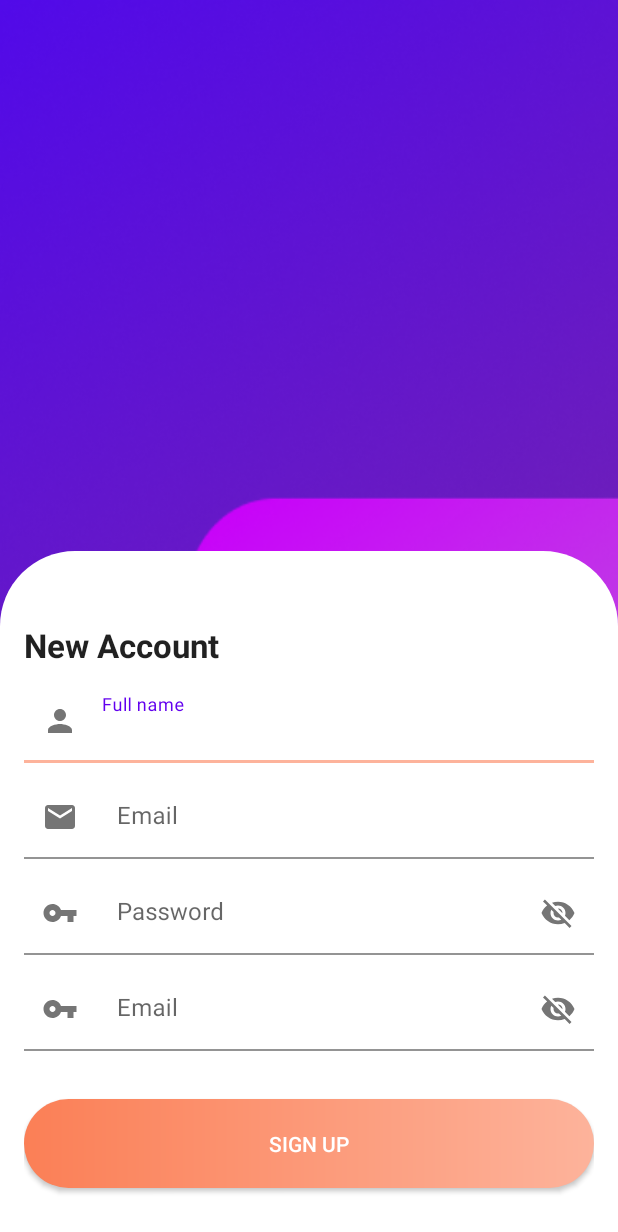
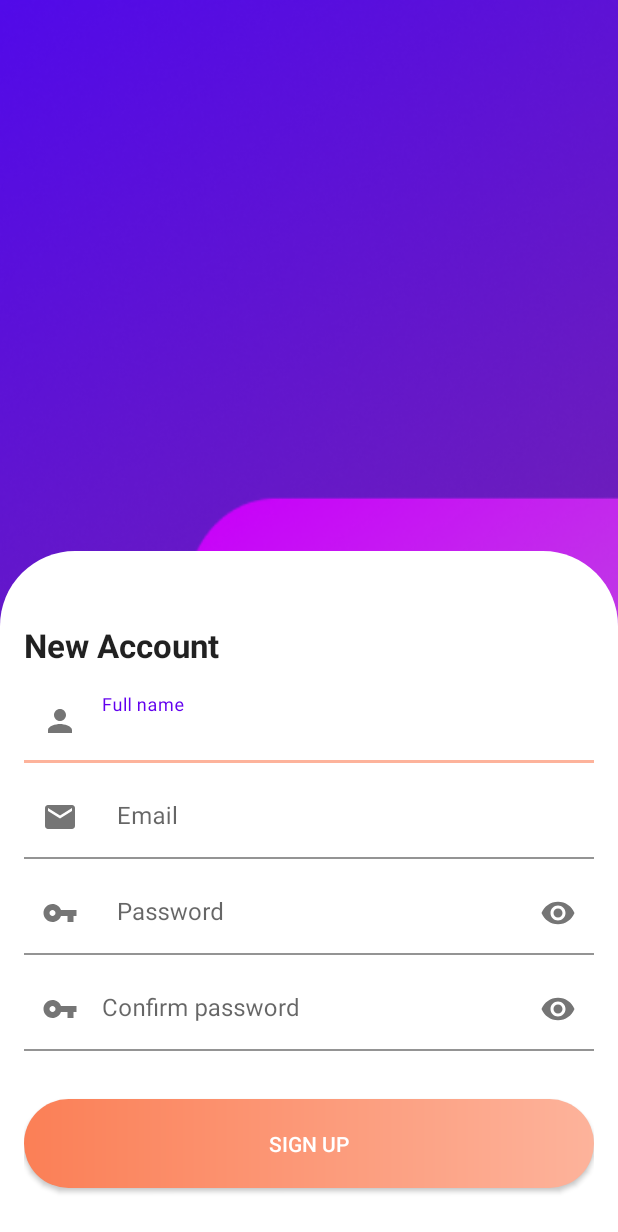
Before and after one commit to MagimbiJr/FirebaseAuth, an Android app: the RegisterActivity screen opened directly, with no data from a screen before it, on a phone screen of 412 x 824 dp. Shown: the top 1232 px of the screen. Run offline under Robolectric (Android 15) with nearby library versions, the phone set to English and light mode, and no system bars; our stand-ins replace Firebase (no records; nobody signed in at launch, a user with empty details on screens opened directly).

Commit message:
add registration form and logic to register new user

```diff
--- a/app/src/main/res/layout/activity_register.xml
+++ b/app/src/main/res/layout/activity_register.xml
@@ -22,7 +22,7 @@
             android:layout_width="wrap_content"
             android:layout_height="wrap_content"
             android:layout_marginTop="32dp"
-            android:text="New Account"
+            android:text="@string/new_account"
             android:textAppearance="@style/TextAppearance.AppCompat.Large"
             android:textStyle="bold"
             app:layout_constraintStart_toStartOf="parent"
@@ -90,7 +90,7 @@
                 android:drawableStart="@drawable/ic_key"
                 android:drawablePadding="10dp"
                 android:hint="@string/password_hint"
-                android:inputType="text" />
+                android:inputType="textPassword" />
         </com.google.android.material.textfield.TextInputLayout>
 
         <com.google.android.material.textfield.TextInputLayout
@@ -107,15 +107,16 @@
             app:startIconDrawable="@drawable/ic_key">
 
             <com.google.android.material.textfield.TextInputEditText
+                android:id="@+id/confirm_password_input"
                 android:layout_width="match_parent"
                 android:layout_height="wrap_content"
                 android:drawableStart="@drawable/ic_key"
-                android:drawablePadding="10dp"
-                android:hint="@string/email_hint"
-                android:inputType="text" />
+                android:hint="@string/confirm_password"
+                android:inputType="textPassword" />
         </com.google.android.material.textfield.TextInputLayout>
 
         <androidx.appcompat.widget.AppCompatButton
+            android:id="@+id/sign_up_btn"
             android:layout_width="match_parent"
             android:layout_height="wrap_content"
             android:layout_marginTop="32dp"
@@ -128,6 +129,18 @@
             app:layout_constraintStart_toStartOf="parent"
             app:layout_constraintTop_toBottomOf="@+id/confirm_password_input_layout" />
 
+        <ProgressBar
+            android:id="@+id/progress_bar"
+            android:layout_width="80dp"
+            android:layout_height="80dp"
+            android:indeterminate="true"
+            android:visibility="invisible"
+            app:layout_constraintStart_toStartOf="parent"
+            app:layout_constraintEnd_toEndOf="parent"
+            app:layout_constraintBottom_toBottomOf="parent"
+            app:layout_constraintTop_toTopOf="parent"/>
+
+
     </androidx.constraintlayout.widget.ConstraintLayout>
 
     <!--    </androidx.cardview.widget.CardView>-->
--- a/app/src/main/res/values/strings.xml
+++ b/app/src/main/res/values/strings.xml
@@ -6,4 +6,6 @@
     <string name="full_name_hint">Full name</string>
     <string name="email_hint">Email</string>
     <string name="password_hint">Password</string>
+    <string name="new_account">New Account</string>
+    <string name="confirm_password">Confirm password</string>
 </resources>
--- a/build.gradle
+++ b/build.gradle
@@ -5,7 +5,8 @@ buildscript {
         mavenCentral()
     }
     dependencies {
-        classpath "com.android.tools.build:gradle:7.0.0-alpha09"
+        classpath "com.android.tools.build:gradle:7.0.0-alpha12"
+        classpath 'com.google.gms:google-services:4.3.5'
 
         // NOTE: Do not place your application dependencies here; they belong
         // in the individual module build.gradle files
--- a/settings.gradle
+++ b/settings.gradle
@@ -3,7 +3,7 @@ dependencyResolutionManagement {
     repositories {
         google()
         mavenCentral()
-        jcenter() // Warning: this repository is going to shut down soon
+        //jcenter() // Warning: this repository is going to shut down soon
     }
 }
 rootProject.name = "FirebaseAuth"
```
Also changed, not shown: app/build.gradle (+6 -1 lines), app/src/main/java/com/tana/firebaseauth/RegisterActivity.java (+109 -0 lines), 1 other file.
